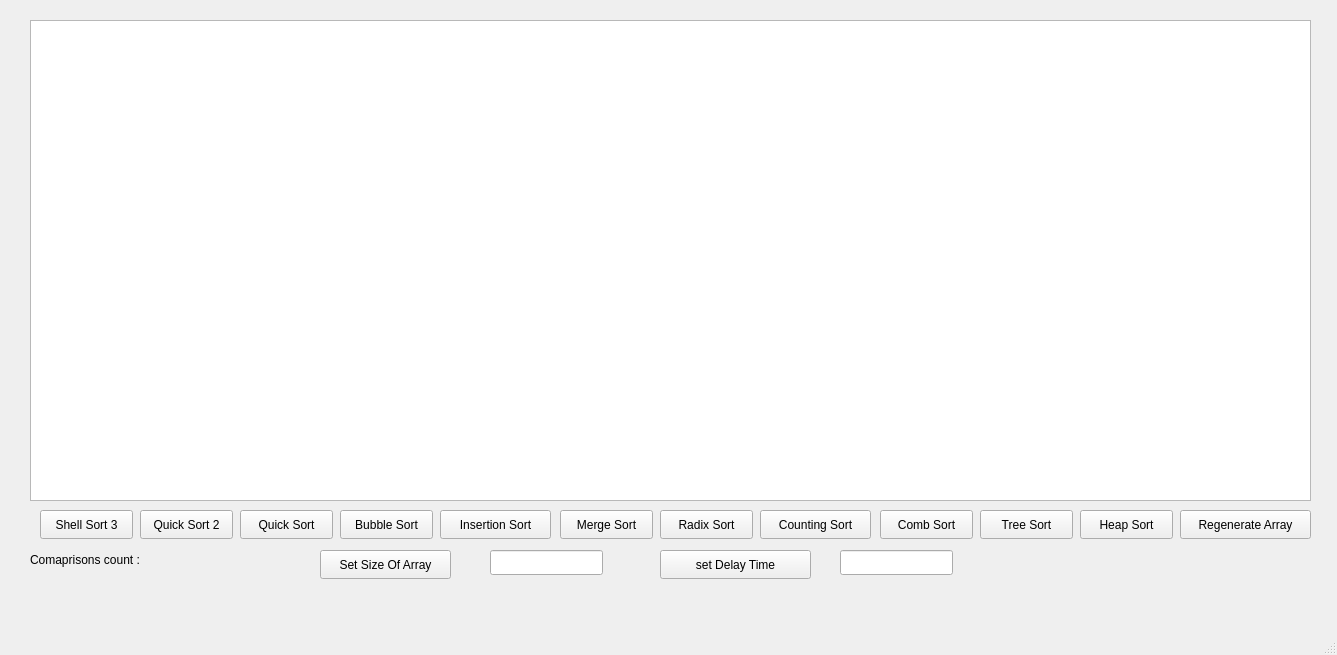
KareemElnaghy/Sorting-Visualiser, file mainwindow.ui: the form before one commit.
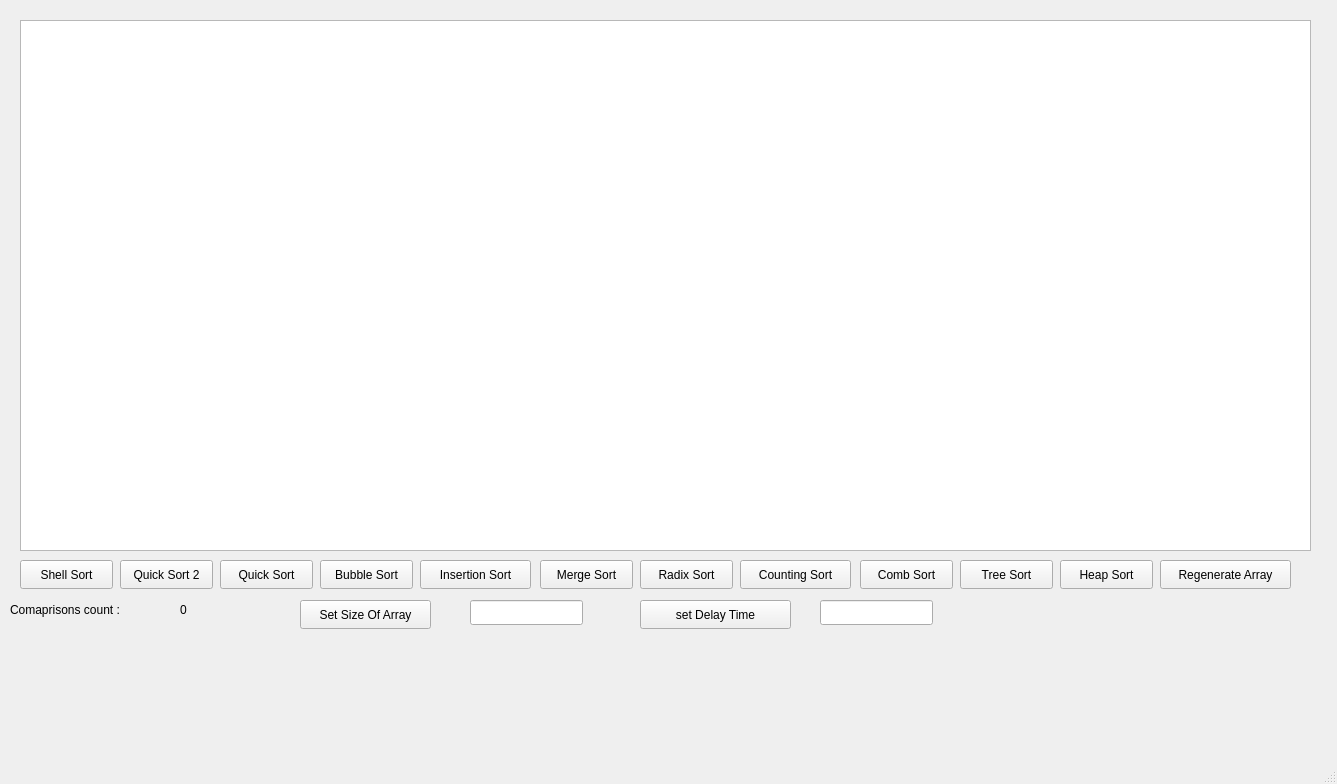
The form after the commit.

Diff of the .ui file:
```diff
--- a/mainwindow.ui
+++ b/mainwindow.ui
@@ -7,7 +7,7 @@
     <x>0</x>
     <y>0</y>
     <width>1337</width>
-    <height>655</height>
+    <height>784</height>
    </rect>
   </property>
   <property name="windowTitle">
@@ -17,8 +17,8 @@
    <widget class="QPushButton" name="Radix_Button">
     <property name="geometry">
      <rect>
-      <x>660</x>
-      <y>510</y>
+      <x>640</x>
+      <y>560</y>
       <width>93</width>
       <height>29</height>
      </rect>
@@ -30,8 +30,8 @@
    <widget class="QPushButton" name="Heap_Button">
     <property name="geometry">
      <rect>
-      <x>1080</x>
-      <y>510</y>
+      <x>1060</x>
+      <y>560</y>
       <width>93</width>
       <height>29</height>
      </rect>
@@ -43,8 +43,8 @@
    <widget class="QPushButton" name="Tree_Button">
     <property name="geometry">
      <rect>
-      <x>980</x>
-      <y>510</y>
+      <x>960</x>
+      <y>560</y>
       <width>93</width>
       <height>29</height>
      </rect>
@@ -56,8 +56,8 @@
    <widget class="QPushButton" name="Insertion_Button">
     <property name="geometry">
      <rect>
-      <x>440</x>
-      <y>510</y>
+      <x>420</x>
+      <y>560</y>
       <width>111</width>
       <height>29</height>
      </rect>
@@ -69,8 +69,8 @@
    <widget class="QPushButton" name="Quick_Button">
     <property name="geometry">
      <rect>
-      <x>240</x>
-      <y>510</y>
+      <x>220</x>
+      <y>560</y>
       <width>93</width>
       <height>29</height>
      </rect>
@@ -82,8 +82,8 @@
    <widget class="QPushButton" name="Bubble_Button">
     <property name="geometry">
      <rect>
-      <x>340</x>
-      <y>510</y>
+      <x>320</x>
+      <y>560</y>
       <width>93</width>
       <height>29</height>
      </rect>
@@ -95,8 +95,8 @@
    <widget class="QPushButton" name="Merge_button">
     <property name="geometry">
      <rect>
-      <x>560</x>
-      <y>510</y>
+      <x>540</x>
+      <y>560</y>
       <width>93</width>
       <height>29</height>
      </rect>
@@ -108,8 +108,8 @@
    <widget class="QPushButton" name="Comb_Button">
     <property name="geometry">
      <rect>
-      <x>880</x>
-      <y>510</y>
+      <x>860</x>
+      <y>560</y>
       <width>93</width>
       <height>29</height>
      </rect>
@@ -121,8 +121,8 @@
    <widget class="QPushButton" name="Counting_Button">
     <property name="geometry">
      <rect>
-      <x>760</x>
-      <y>510</y>
+      <x>740</x>
+      <y>560</y>
       <width>111</width>
       <height>29</height>
      </rect>
@@ -134,8 +134,8 @@
    <widget class="QPushButton" name="Quick_Button_2">
     <property name="geometry">
      <rect>
-      <x>140</x>
-      <y>510</y>
+      <x>120</x>
+      <y>560</y>
       <width>93</width>
       <height>29</height>
      </rect>
@@ -147,21 +147,21 @@
    <widget class="QPushButton" name="Shell_Button">
     <property name="geometry">
      <rect>
-      <x>40</x>
-      <y>510</y>
+      <x>20</x>
+      <y>560</y>
       <width>93</width>
       <height>29</height>
      </rect>
     </property>
     <property name="text">
-     <string>Shell Sort 3</string>
+     <string>Shell Sort</string>
     </property>
    </widget>
    <widget class="QLabel" name="label">
     <property name="geometry">
      <rect>
-      <x>30</x>
-      <y>550</y>
+      <x>10</x>
+      <y>600</y>
       <width>141</width>
       <height>20</height>
      </rect>
@@ -173,31 +173,31 @@
    <widget class="QGraphicsView" name="graphicsView">
     <property name="geometry">
      <rect>
-      <x>30</x>
+      <x>20</x>
       <y>20</y>
-      <width>1281</width>
-      <height>481</height>
+      <width>1291</width>
+      <height>531</height>
      </rect>
     </property>
    </widget>
    <widget class="QLabel" name="CompCount">
     <property name="geometry">
      <rect>
-      <x>200</x>
-      <y>550</y>
+      <x>180</x>
+      <y>600</y>
       <width>63</width>
       <height>20</height>
      </rect>
     </property>
     <property name="text">
-     <string/>
+     <string>0</string>
     </property>
    </widget>
    <widget class="QLineEdit" name="ArraySize">
     <property name="geometry">
      <rect>
-      <x>490</x>
-      <y>550</y>
+      <x>470</x>
+      <y>600</y>
       <width>113</width>
       <height>25</height>
      </rect>
@@ -206,8 +206,8 @@
    <widget class="QPushButton" name="arraySize_Button">
     <property name="geometry">
      <rect>
-      <x>320</x>
-      <y>550</y>
+      <x>300</x>
+      <y>600</y>
       <width>131</width>
       <height>29</height>
      </rect>
@@ -219,8 +219,8 @@
    <widget class="QPushButton" name="Generate_Button">
     <property name="geometry">
      <rect>
-      <x>1180</x>
-      <y>510</y>
+      <x>1160</x>
+      <y>560</y>
       <width>131</width>
       <height>29</height>
      </rect>
@@ -232,8 +232,8 @@
    <widget class="QPushButton" name="SetDelayButton">
     <property name="geometry">
      <rect>
-      <x>660</x>
-      <y>550</y>
+      <x>640</x>
+      <y>600</y>
       <width>151</width>
       <height>29</height>
      </rect>
@@ -245,8 +245,8 @@
    <widget class="QLineEdit" name="DelayTiming">
     <property name="geometry">
      <rect>
-      <x>840</x>
-      <y>550</y>
+      <x>820</x>
+      <y>600</y>
       <width>113</width>
       <height>25</height>
      </rect>
```
Left out of the diff: 2 changed lines with no effect on the pictures.
